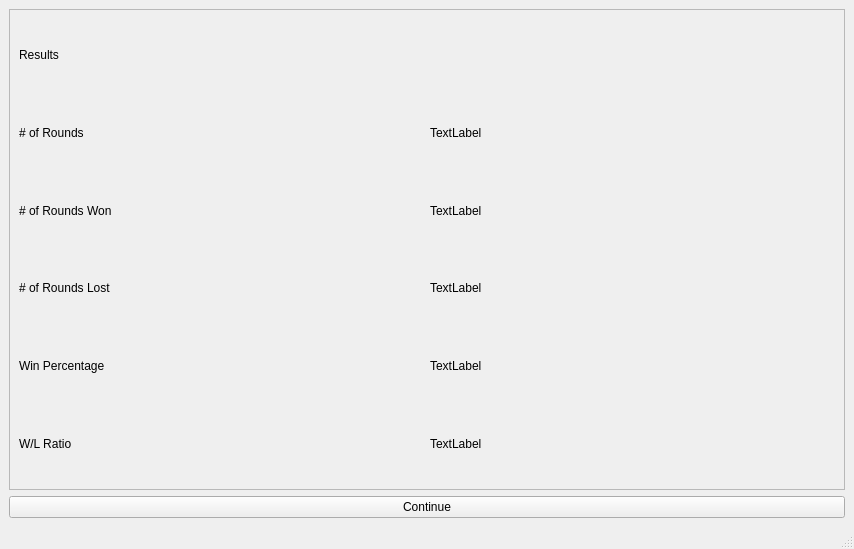
First picture: the form in UI/StatBlock.ui, repository TheNephalian/Senior-Project, before the edit.
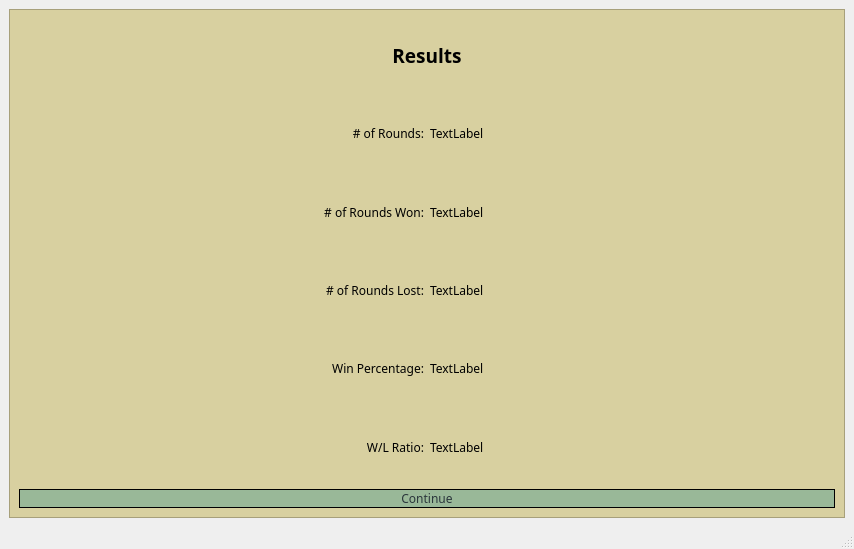
Second picture: the form after the edit.

Commit message: UI updated but not merged to functional UI

Patch:
```diff
--- a/UI/StatBlock.ui
+++ b/UI/StatBlock.ui
@@ -14,9 +14,25 @@
    <string>MainWindow</string>
   </property>
   <widget class="QWidget" name="centralwidget">
+   <property name="styleSheet">
+    <string notr="true">QPushButton{
+ 	padding: .25em;
+ 	border: 1px solid black;
+ 	border-radius: 0.4em;
+}
+</string>
+   </property>
    <layout class="QVBoxLayout" name="verticalLayout">
     <item>
      <widget class="QFrame" name="frame">
+      <property name="font">
+       <font>
+        <family>Merriweather</family>
+       </font>
+      </property>
+      <property name="styleSheet">
+       <string notr="true">background-color: rgb(216, 208, 160);</string>
+      </property>
       <property name="frameShape">
        <enum>QFrame::StyledPanel</enum>
       </property>
@@ -26,27 +42,26 @@
       <layout class="QGridLayout" name="gridLayout">
        <item row="2" column="0">
         <widget class="QLabel" name="label_3">
-         <property name="text">
-          <string># of Rounds Won</string>
+         <property name="font">
+          <font>
+           <family>Merriweather</family>
+          </font>
          </property>
-        </widget>
-       </item>
-       <item row="5" column="1">
-        <widget class="QLabel" name="ratioLabel">
          <property name="text">
-          <string>TextLabel</string>
+          <string># of Rounds Won:</string>
          </property>
-        </widget>
-       </item>
-       <item row="5" column="0">
-        <widget class="QLabel" name="label_10">
-         <property name="text">
-          <string>W/L Ratio</string>
+         <property name="alignment">
+          <set>Qt::AlignRight|Qt::AlignTrailing|Qt::AlignVCenter</set>
          </property>
         </widget>
        </item>
-       <item row="2" column="1">
-        <widget class="QLabel" name="numRoundsWonLabel">
+       <item row="4" column="1">
+        <widget class="QLabel" name="winPercentageLabel">
+         <property name="font">
+          <font>
+           <family>Merriweather</family>
+          </font>
+         </property>
          <property name="text">
           <string>TextLabel</string>
          </property>
@@ -54,41 +69,80 @@
        </item>
        <item row="4" column="0">
         <widget class="QLabel" name="label_8">
+         <property name="font">
+          <font>
+           <family>Merriweather</family>
+          </font>
+         </property>
          <property name="text">
-          <string>Win Percentage</string>
+          <string>Win Percentage:</string>
+         </property>
+         <property name="alignment">
+          <set>Qt::AlignRight|Qt::AlignTrailing|Qt::AlignVCenter</set>
          </property>
         </widget>
        </item>
        <item row="3" column="0">
         <widget class="QLabel" name="label_4">
-         <property name="text">
-          <string># of Rounds Lost</string>
+         <property name="font">
+          <font>
+           <family>Merriweather</family>
+          </font>
          </property>
-        </widget>
-       </item>
-       <item row="1" column="1">
-        <widget class="QLabel" name="numRoundsLabel">
          <property name="text">
-          <string>TextLabel</string>
+          <string># of Rounds Lost:</string>
          </property>
-        </widget>
-       </item>
-       <item row="4" column="1">
-        <widget class="QLabel" name="winPercentageLabel">
-         <property name="text">
-          <string>TextLabel</string>
+         <property name="alignment">
+          <set>Qt::AlignRight|Qt::AlignTrailing|Qt::AlignVCenter</set>
          </property>
         </widget>
        </item>
-       <item row="0" column="0">
-        <widget class="QLabel" name="label">
+       <item row="5" column="0">
+        <widget class="QLabel" name="label_10">
+         <property name="font">
+          <font>
+           <family>Merriweather</family>
+          </font>
+         </property>
          <property name="text">
-          <string>Results</string>
+          <string>W/L Ratio:</string>
+         </property>
+         <property name="alignment">
+          <set>Qt::AlignRight|Qt::AlignTrailing|Qt::AlignVCenter</set>
          </property>
         </widget>
        </item>
        <item row="3" column="1">
         <widget class="QLabel" name="numRoundsLostLabel">
+         <property name="font">
+          <font>
+           <family>Merriweather</family>
+          </font>
+         </property>
+         <property name="text">
+          <string>TextLabel</string>
+         </property>
+        </widget>
+       </item>
+       <item row="5" column="1">
+        <widget class="QLabel" name="ratioLabel">
+         <property name="font">
+          <font>
+           <family>Merriweather</family>
+          </font>
+         </property>
+         <property name="text">
+          <string>TextLabel</string>
+         </property>
+        </widget>
+       </item>
+       <item row="2" column="1">
+        <widget class="QLabel" name="numRoundsWonLabel">
+         <property name="font">
+          <font>
+           <family>Merriweather</family>
+          </font>
+         </property>
          <property name="text">
           <string>TextLabel</string>
          </property>
@@ -96,21 +150,67 @@
        </item>
        <item row="1" column="0">
         <widget class="QLabel" name="label_2">
+         <property name="font">
+          <font>
+           <family>Merriweather</family>
+          </font>
+         </property>
          <property name="text">
-          <string># of Rounds</string>
+          <string># of Rounds:</string>
+         </property>
+         <property name="alignment">
+          <set>Qt::AlignRight|Qt::AlignTrailing|Qt::AlignVCenter</set>
+         </property>
+        </widget>
+       </item>
+       <item row="1" column="1">
+        <widget class="QLabel" name="numRoundsLabel">
+         <property name="font">
+          <font>
+           <family>Merriweather</family>
+          </font>
+         </property>
+         <property name="text">
+          <string>TextLabel</string>
+         </property>
+        </widget>
+       </item>
+       <item row="0" column="0" colspan="2">
+        <widget class="QLabel" name="label">
+         <property name="font">
+          <font>
+           <family>Merriweather</family>
+           <pointsize>14</pointsize>
+           <bold>true</bold>
+          </font>
+         </property>
+         <property name="text">
+          <string>Results</string>
+         </property>
+         <property name="alignment">
+          <set>Qt::AlignCenter</set>
+         </property>
+        </widget>
+       </item>
+       <item row="6" column="0" colspan="2">
+        <widget class="QPushButton" name="pushButton">
+         <property name="font">
+          <font>
+           <family>Merriweather</family>
+          </font>
+         </property>
+         <property name="styleSheet">
+          <string notr="true">color: rgb(42, 54, 59);
+background-color: rgb(153, 184, 152);</string>
+         </property>
+         <property name="text">
+          <string>Continue</string>
          </property>
         </widget>
        </item>
       </layout>
      </widget>
     </item>
-    <item>
-     <widget class="QPushButton" name="pushButton">
-      <property name="text">
-       <string>Continue</string>
-      </property>
-     </widget>
-    </item>
    </layout>
   </widget>
   <widget class="QMenuBar" name="menubar">
```
The commit also changes 6 other files.
